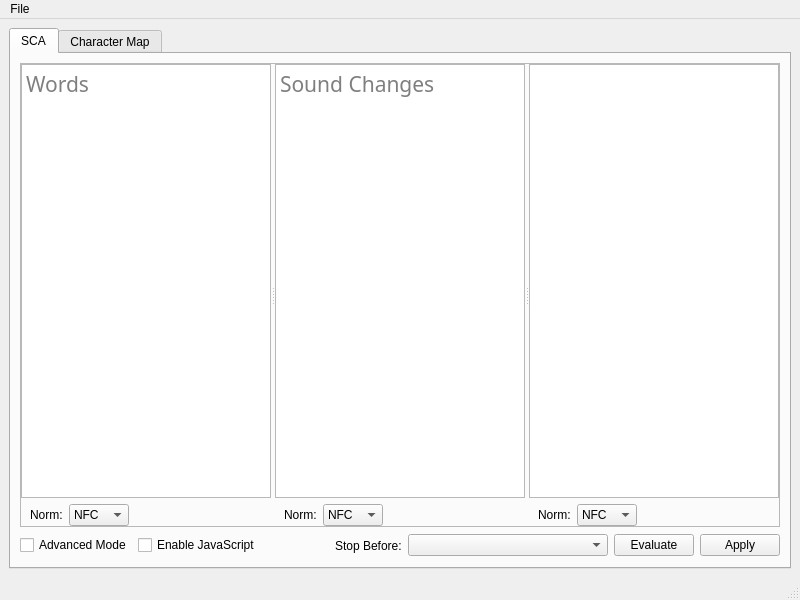
Qt form ui/MainWindow.ui (Sirraide/smyth) before a commit.
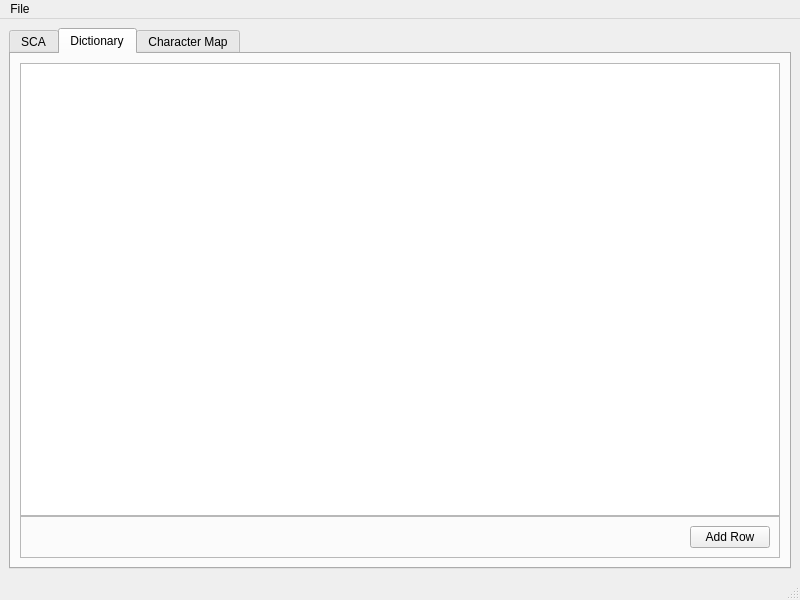
The same form after that commit. Custom widgets are drawn as their Qt base class.

Commit message: [Dictionary] Start working on the dictionary

Diff of the .ui file:
```diff
--- a/ui/MainWindow.ui
+++ b/ui/MainWindow.ui
@@ -27,7 +27,7 @@
        <enum>QTabWidget::Rounded</enum>
       </property>
       <property name="currentIndex">
-       <number>0</number>
+       <number>1</number>
       </property>
       <property name="movable">
        <bool>false</bool>
@@ -555,6 +555,82 @@
         </item>
        </layout>
       </widget>
+      <widget class="QWidget" name="dictionary_tab">
+       <attribute name="title">
+        <string>Dictionary</string>
+       </attribute>
+       <layout class="QVBoxLayout" name="verticalLayout_9">
+        <item>
+         <widget class="QFrame" name="frame_6">
+          <property name="frameShape">
+           <enum>QFrame::NoFrame</enum>
+          </property>
+          <property name="frameShadow">
+           <enum>QFrame::Raised</enum>
+          </property>
+          <layout class="QVBoxLayout" name="verticalLayout_8">
+           <property name="spacing">
+            <number>0</number>
+           </property>
+           <property name="leftMargin">
+            <number>0</number>
+           </property>
+           <property name="topMargin">
+            <number>0</number>
+           </property>
+           <property name="rightMargin">
+            <number>0</number>
+           </property>
+           <property name="bottomMargin">
+            <number>0</number>
+           </property>
+           <item>
+            <widget class="smyth::ui::SmythDictionary" name="dictionary_table">
+             <property name="alternatingRowColors">
+              <bool>true</bool>
+             </property>
+             <property name="sortingEnabled">
+              <bool>true</bool>
+             </property>
+            </widget>
+           </item>
+           <item>
+            <widget class="QFrame" name="frame_7">
+             <property name="frameShape">
+              <enum>QFrame::StyledPanel</enum>
+             </property>
+             <property name="frameShadow">
+              <enum>QFrame::Raised</enum>
+             </property>
+             <layout class="QHBoxLayout" name="horizontalLayout_9">
+              <item>
+               <spacer name="horizontalSpacer_5">
+                <property name="orientation">
+                 <enum>Qt::Horizontal</enum>
+                </property>
+                <property name="sizeHint" stdset="0">
+                 <size>
+                  <width>40</width>
+                  <height>20</height>
+                 </size>
+                </property>
+               </spacer>
+              </item>
+              <item>
+               <widget class="QPushButton" name="dictionary_add_row">
+                <property name="text">
+                 <string>Add Row</string>
+                </property>
+               </widget>
+              </item>
+             </layout>
+            </widget>
+           </item>
+          </layout>
+         </widget>
+        </item>
+       </layout>
+      </widget>
       <widget class="QWidget" name="char_map_tab">
        <attribute name="title">
         <string>Character Map</string>
@@ -812,6 +888,14 @@
    <extends>QTextEdit</extends>
    <header>UI/SmythRichTextEdit.hh</header>
   </customwidget>
+  <customwidget>
+   <class>smyth::ui::SmythDictionary</class>
+   <extends>QTableWidget</extends>
+   <header>UI/SmythDictionary.hh</header>
+   <slots>
+    <slot>add_row()</slot>
+   </slots>
+  </customwidget>
  </customwidgets>
  <resources/>
  <connections>
```
Left out of the diff: 16 changed lines with no effect on the pictures. The commit also changes 3 other files.
